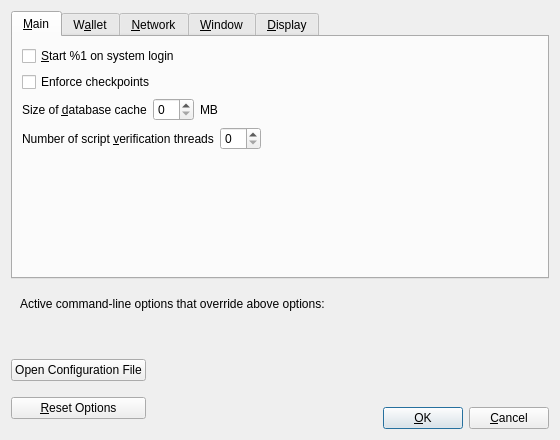
cryptoinhero/bitconnect, file src/qt/forms/optionsdialog.ui: the form before one commit.
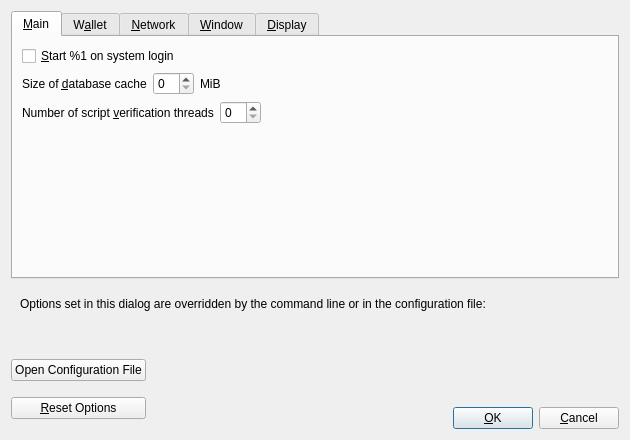
The form after the commit. Custom widgets are drawn as their Qt base class.

Diff of the .ui file:
```diff
--- a/src/qt/forms/optionsdialog.ui
+++ b/src/qt/forms/optionsdialog.ui
@@ -6,7 +6,7 @@
    <rect>
     <x>0</x>
     <y>0</y>
-    <width>560</width>
+    <width>630</width>
     <height>440</height>
    </rect>
   </property>
@@ -37,16 +37,6 @@
          </property>
         </widget>
        </item>
-       <item>
-        <widget class="QCheckBox" name="checkpointEnforce">
-         <property name="toolTip">
-          <string>Check this box to follow the centrally issued checkpoints.</string>
-         </property>
-         <property name="text">
-          <string>Enforce checkpoints</string>
-         </property>
-        </widget>
-       </item>
        <item>
         <layout class="QHBoxLayout" name="horizontalLayout_2_Main">
          <item>
@@ -68,7 +58,7 @@
          <item>
           <widget class="QLabel" name="databaseCacheUnitLabel">
            <property name="text">
-            <string>MB</string>
+            <string>MiB</string>
            </property>
            <property name="textFormat">
             <enum>Qt::PlainText</enum>
@@ -661,7 +651,7 @@
         <item>
          <widget class="QLabel" name="overriddenByCommandLineInfoLabel">
           <property name="text">
-           <string>Active command-line options that override above options:</string>
+           <string>Options set in this dialog are overridden by the command line or in the configuration file:</string>
           </property>
           <property name="textFormat">
            <enum>Qt::PlainText</enum>
```
Left out of the diff: 13 changed lines with no effect on the pictures.
